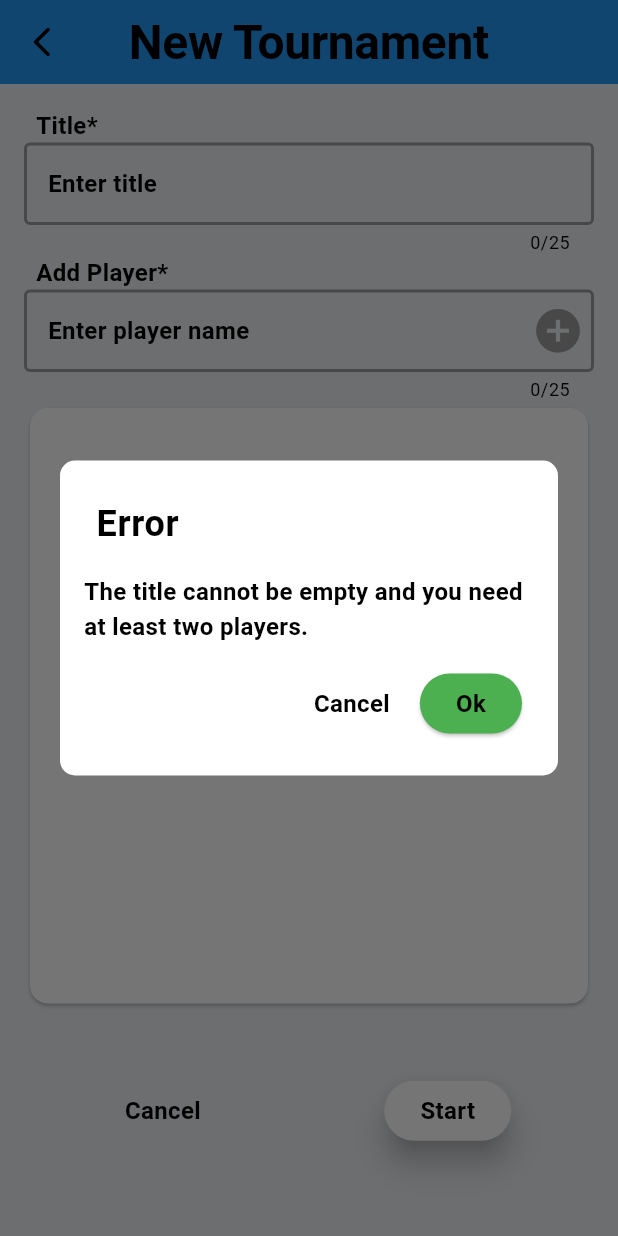
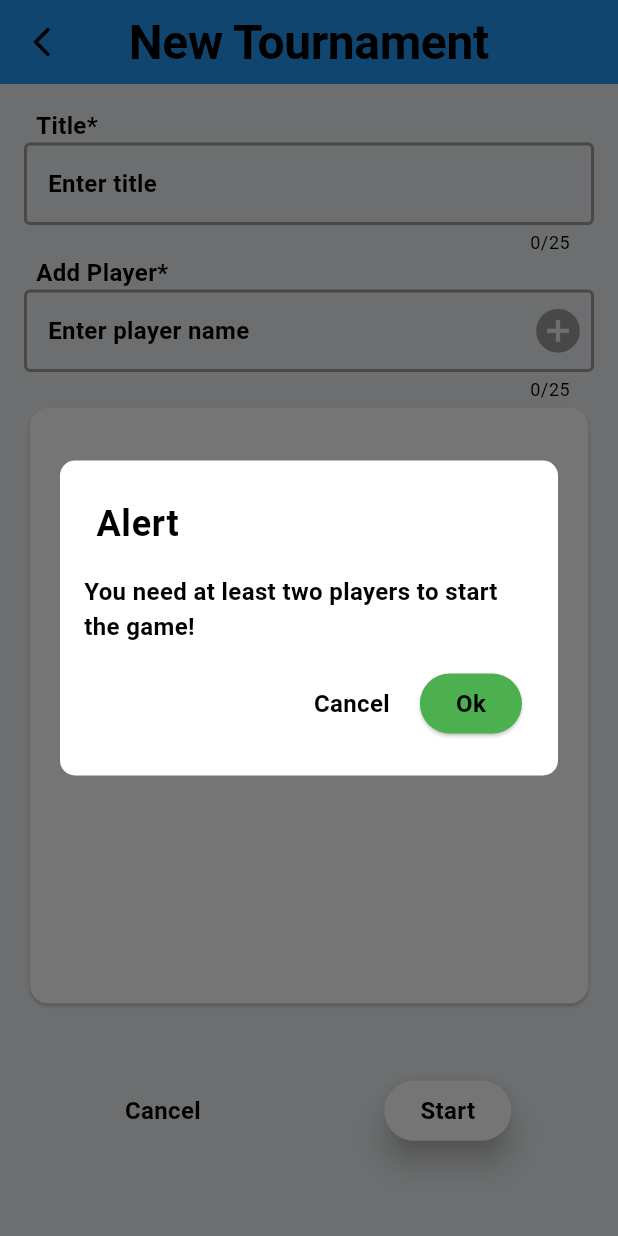
Before and after one commit to Mozgo-kontrol/uno_hero, a Flutter app: the TournamentCreationPage screen opened by its route, after a tap on "Start", on a phone screen of 412 x 824 dp. Run offline on Flutter 3.47's test engine with Material 3 defaults, Android fonts, the phone set to English and light mode, and no system bars; our stand-ins replace bloc, flutter_bloc, flutter_svg, get_it, hive, hive_flutter; missing offline and left inert: wheel_spinner; accounts and stored records are empty; project files that could hold a hidden picture were left out.

Commit message:
Ticket: fixed text

```diff
--- a/lib/presantation/create_tournament_page/widgets/tournament_create_page.dart
+++ b/lib/presantation/create_tournament_page/widgets/tournament_create_page.dart
@@ -45,9 +45,9 @@ class _TournamentCreationPageState extends State<TournamentCreationPage> {
         return Align(
             alignment: Alignment.topCenter, // Position the popup at the top
             child: TopPopupDialog(
-              errorType: 'Error',
+              errorType: 'Alert',
               message:
-                  "The title cannot be empty and you need at least two players.",
+                  "You need at least two players to start the game!",
               onAgree: () {
                 Navigator.pop(context);
               },
```
